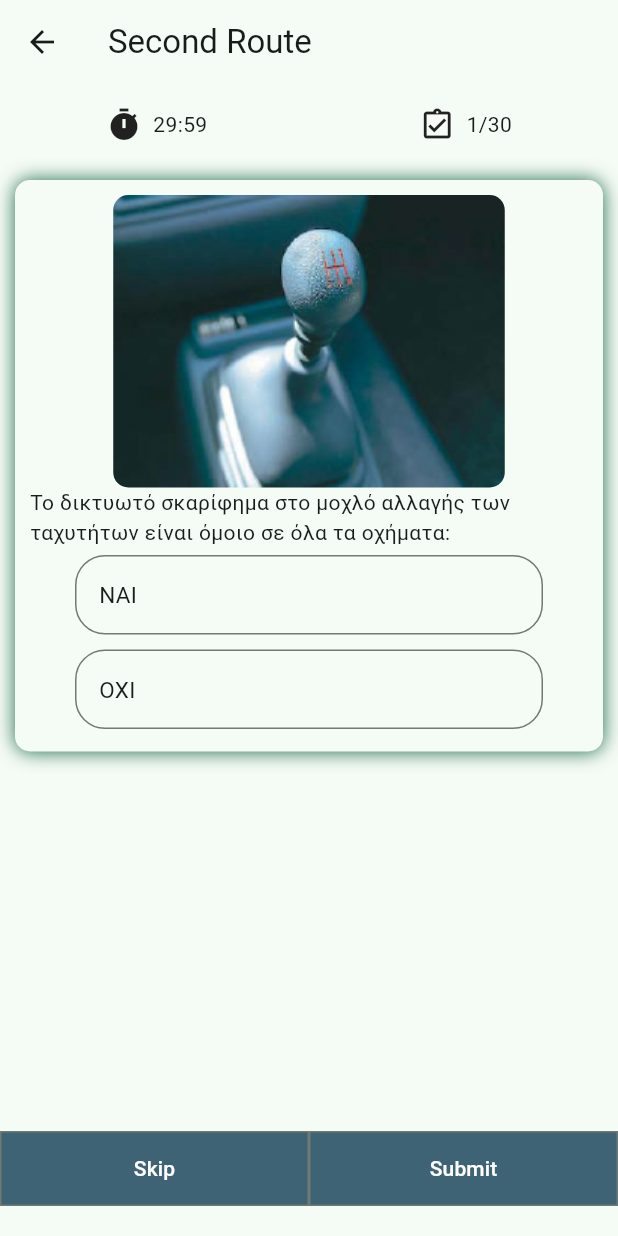
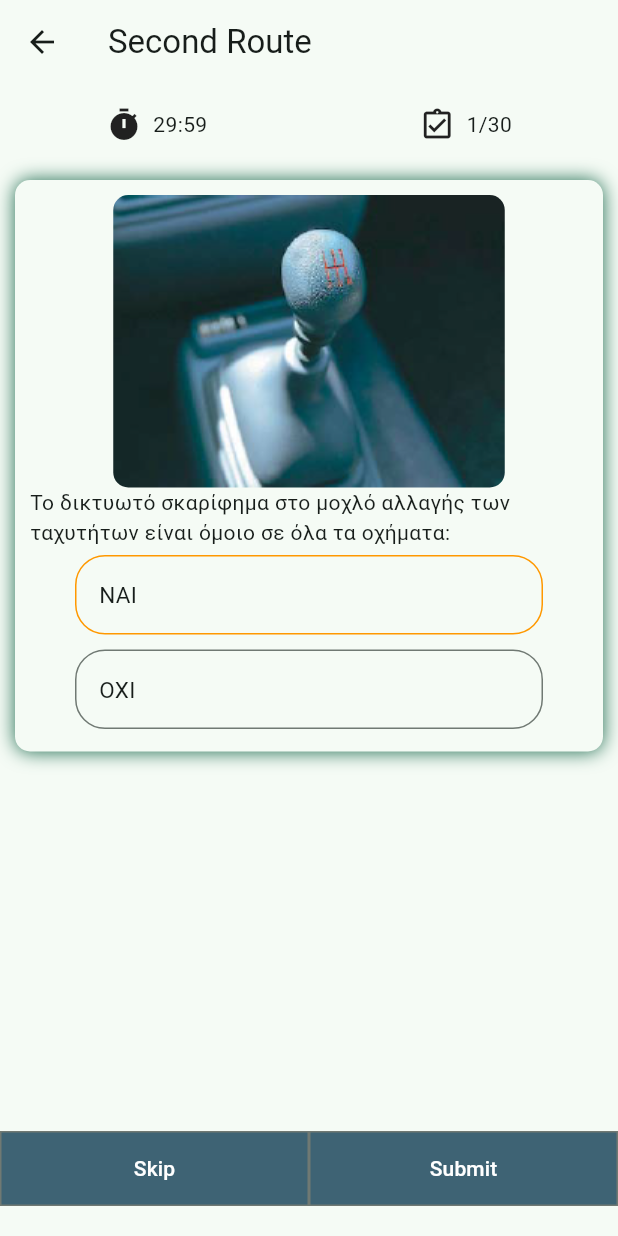
Before and after one commit to McSakis1999/flutter_driving_quiz, a Flutter app: the screen it shows after launch, after a tap on "Open route", on a phone screen of 412 x 824 dp. Run offline on Flutter 3.47's test engine with Material 2 defaults, Android fonts, the phone set to English and light mode, and no system bars.

Commit message:
Small changes and fixes

```diff
--- a/lib/components/answerButton.dart
+++ b/lib/components/answerButton.dart
@@ -3,10 +3,9 @@ import 'package:flutter/material.dart';
 int value = 0;
 
 class AnswerBtn extends StatefulWidget {
+  AnswerBtn(this.answerText, this.index);
   final String answerText;
   final int index;
-  AnswerBtn(this.answerText, this.index);
-  bool flag = false;
 
   @override
   State<AnswerBtn> createState() => _AnswerBtnState();
@@ -18,12 +17,8 @@ class _AnswerBtnState extends State<AnswerBtn> {
     return InkWell(
       onTap: () => {
         setState(() {
-          widget.flag = true;
+          value = widget.index;
         })
-        /*
-        setState(() {
-          value = widget.index;
-        }) */
       },
       child: Container(
         padding: const EdgeInsets.all(15.0),
@@ -32,7 +27,7 @@ class _AnswerBtnState extends State<AnswerBtn> {
         decoration: BoxDecoration(
           color: Theme.of(context).colorScheme.background,
           border: Border.all(
-            color: widget.flag
+            color: value == widget.index
                 ? Colors.orange
                 : Theme.of(context).colorScheme.outline,
           ),
--- a/lib/main.dart
+++ b/lib/main.dart
@@ -49,17 +49,6 @@ class _MyAppState extends State<MyApp> {
   }
 }
 
-/*
-void main() {
-  runApp(MaterialApp(
-    theme: lightTheme,
-    darkTheme: darkTheme,
-    themeMode: _themeManager.themeMode,
-    title: 'Σήματα Οδήγησης',
-    home: HomePage(),
-  ));
-} */
-
 class HomePage extends StatefulWidget {
   const HomePage({Key? key}) : super(key: key);
 
@@ -75,6 +64,8 @@ class _HomePageState extends State<HomePage> {
         title: const Text('First Route'),
         actions: [
           Switch(
+              activeThumbImage: const AssetImage('assets/icons/moon.png'),
+              inactiveThumbImage: const AssetImage('assets/icons/sun.png'),
               value: _themeManager.themeMode == ThemeMode.dark,
               onChanged: (newValue) {
                 _themeManager.toggleTheme(newValue);
--- a/lib/theme/themeConstants.dart
+++ b/lib/theme/themeConstants.dart
@@ -1,12 +1,14 @@
 import 'package:flutter/material.dart';
 
+const colorSeed = 0xff3EB489;
+
 ThemeData lightTheme = ThemeData(
-  colorSchemeSeed: const Color(0xff3EB489),
+  colorSchemeSeed: const Color(colorSeed),
   brightness: Brightness.light,
   useMaterial3: true,
 );
 ThemeData darkTheme = ThemeData(
-  colorSchemeSeed: const Color(0xff3EB489),
+  colorSchemeSeed: const Color(colorSeed),
   brightness: Brightness.dark,
   useMaterial3: true,
 );
--- a/pubspec.yaml
+++ b/pubspec.yaml
@@ -60,6 +60,8 @@ flutter:
   # To add assets to your application, add an assets section, like this:
   assets:
     - assets/
+    - assets/icons/
+
 
 
   # An image asset can refer to one or more resolution-specific "variants", see
```
Also changed, not shown: assets/icons/moon.png (added), assets/icons/sun.png (added).
